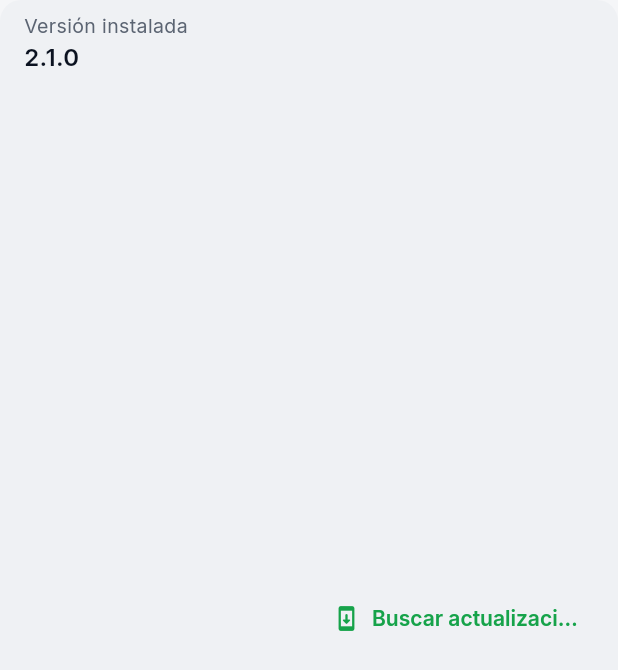
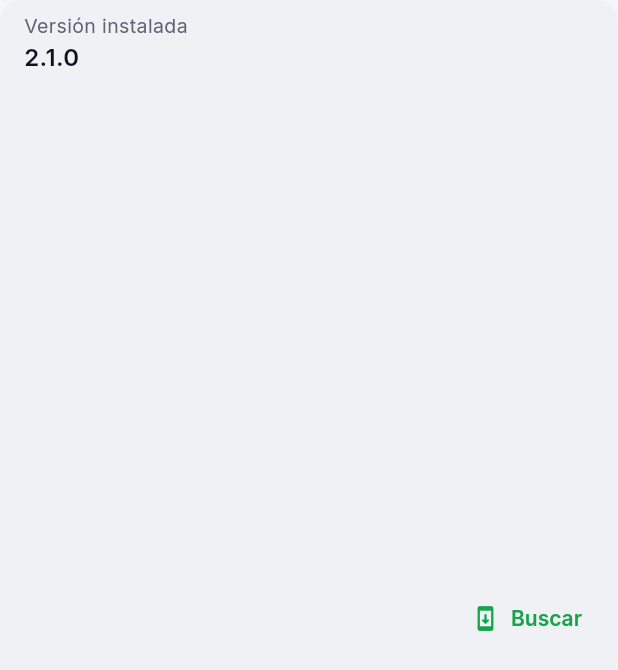
Before and after one commit to jshvargsdev/lukas_sync_app, a Flutter app: the _UpdatesRow widget shown alone on an empty page, opened directly, on a phone screen of 412 x 824 dp. Shown: the top 670 px of the screen. Run offline on Flutter 3.47's test engine with Material 3 defaults, Android fonts, the phone set to English and light mode, and no system bars; our stand-ins replace package_info_plus, shared_preferences; missing offline and left inert: home_widget, workmanager; accounts and stored records are empty; network calls fail; statements that could not run were skipped.

Commit message:
fix(settings): mostrar el resultado de 'Buscar' dentro de Ajustes
El snackbar quedaba oculto detrás de la hoja, así que al buscar
actualizaciones no se veía ninguna respuesta. El resultado ahora aparece
bajo la versión instalada. El botón pasa a 'Buscar' para que quepa
completo en teléfonos de ancho medio.

```diff
--- a/lib/widgets/settings_sheet.dart
+++ b/lib/widgets/settings_sheet.dart
@@ -117,25 +117,29 @@ class _UpdatesRow extends StatefulWidget {
 class _UpdatesRowState extends State<_UpdatesRow> {
   bool _checking = false;
 
+  /// Resultado de la última búsqueda. Se muestra aquí mismo porque un
+  /// snackbar quedaría oculto detrás de la hoja.
+  String? _message;
+
   Future<void> _checkUpdates() async {
-    final messenger = ScaffoldMessenger.of(context);
     final navigator = Navigator.of(context);
-    void say(String text) => messenger
-      ..hideCurrentSnackBar()
-      ..showSnackBar(SnackBar(content: Text(text)));
+    void say(String text) {
+      if (mounted) setState(() => _message = text);
+    }
 
     if (!updateController.enabled) {
       say('Las actualizaciones solo funcionan en la versión instalada.');
       return;
     }
-    setState(() => _checking = true);
+    setState(() {
+      _checking = true;
+      _message = null;
+    });
     try {
       final release = await updateController.check(force: true);
       if (!mounted) return;
       if (release == null) {
-        say(
-          'Ya tienes la última versión (${updateController.currentVersion}).',
-        );
+        say('Ya tienes la última versión.');
         return;
       }
       final homeContext = navigator.context;
@@ -176,11 +180,18 @@ class _UpdatesRowState extends State<_UpdatesRow> {
                     fontWeight: FontWeight.w600,
                   ),
                 ),
+                if (_message != null)
+                  Padding(
+                    padding: const EdgeInsets.only(top: 4),
+                    child: Text(
+                      _message!,
+                      style: TextStyle(color: p.textSecondary, fontSize: 13),
+                    ),
+                  ),
               ],
             ),
           ),
-          Flexible(
-            child: TextButton.icon(
+          TextButton.icon(
             onPressed: _checking ? null : _checkUpdates,
             icon: _checking
                 ? const SizedBox(
@@ -189,12 +200,7 @@ class _UpdatesRowState extends State<_UpdatesRow> {
                     child: CircularProgressIndicator(strokeWidth: 2),
                   )
                 : const Icon(Icons.system_update_rounded, size: 18),
-              label: const Text(
-                'Buscar actualizaciones',
-                maxLines: 1,
-                overflow: TextOverflow.ellipsis,
-              ),
-            ),
+            label: const Text('Buscar'),
           ),
         ],
       ),
```
Also changed, not shown: 2 other files. Lines whose indentation alone changed are shown as unchanged.
